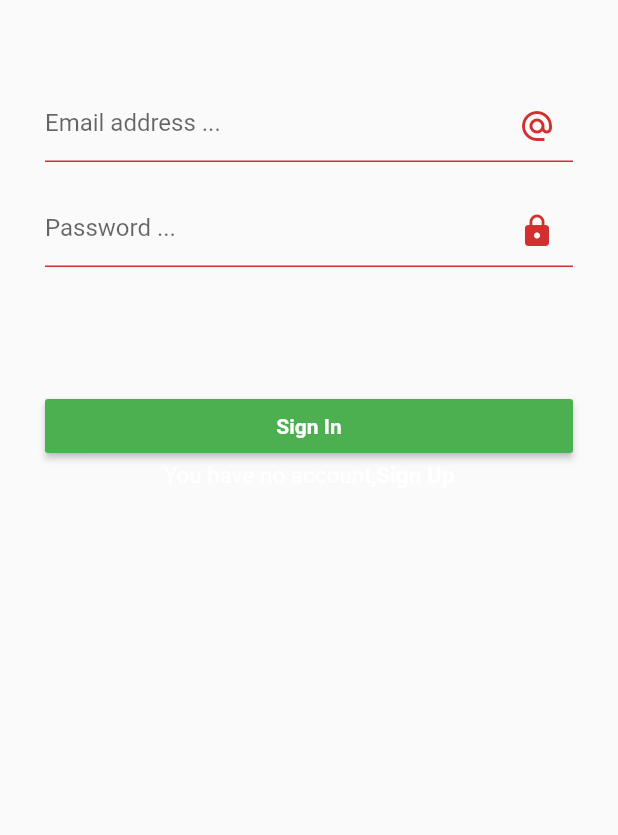
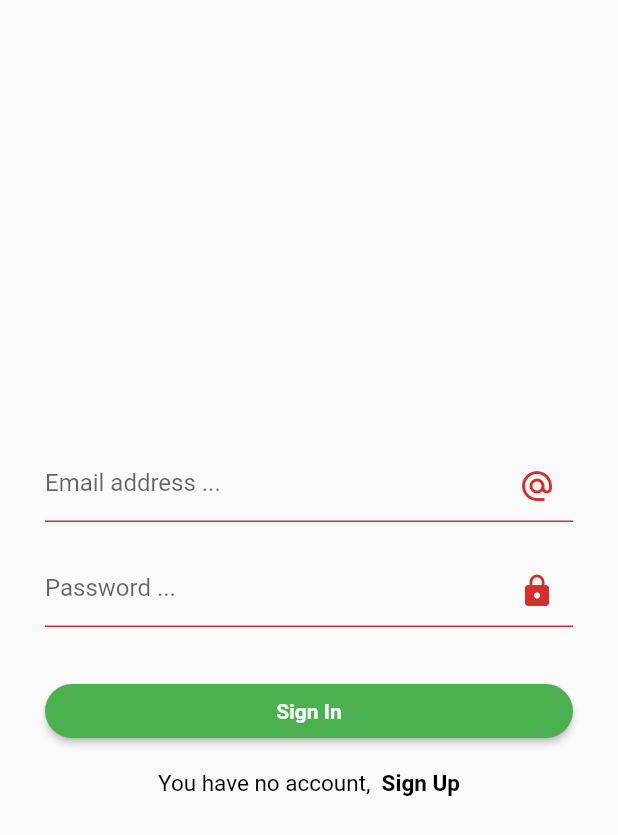
Before and after one commit to Obscure852/todolistapp, a Flutter app: the screen it shows after launch, on a phone screen of 412 x 824 dp. Shown: the top 835 px of the screen. Run offline on Flutter 3.47's test engine with Material 2 defaults, Android fonts, the phone set to English and light mode, and no system bars; our stand-ins replace sqflite; accounts and stored records are empty.

Commit message:
Flutter login template version 1 with Data helpers.

```diff
--- a/lib/pages/Home.dart
+++ b/lib/pages/Home.dart
@@ -25,7 +25,7 @@ class _HomeState extends State<Home> {
         items: [
           BottomNavigationBarItem(
             icon: Icon(Icons.home_work),
-            label: "Home",),
+            label: "Work",),
           BottomNavigationBarItem(
               icon: Icon(Icons.search),
               label: "Search"),
--- a/lib/pages/Login.dart
+++ b/lib/pages/Login.dart
@@ -1,6 +1,7 @@
 import 'package:flutter/gestures.dart';
 import 'package:flutter/material.dart';
 import 'package:image_life/pages/Home.dart';
+import 'package:image_life/pages/Register.dart';
 import 'package:image_life/widgets/CustomButton.dart';
 import 'package:image_life/widgets/InputFormField.dart';
 
@@ -16,14 +17,14 @@ class _LoginState extends State<Login> {
 
   String emailErrorText = "";
   String passwordErrorText = "";
-  bool obscureText = false;
+  bool obscureText = true;
   @override
   Widget build(BuildContext context) {
     return Scaffold(
       body: Container(
         child: SingleChildScrollView(
           child: Container(
-            padding: EdgeInsets.only(right: 30.0, left: 30.0, top: 60.0),
+            padding: EdgeInsets.only(right: 30.0, left: 30.0, top: 300.0),
             child: Column(
               crossAxisAlignment: CrossAxisAlignment.stretch,
               children: [
@@ -62,13 +63,16 @@ class _LoginState extends State<Login> {
                   onClicked: (){
                     Navigator.pushNamed(context, Home.id);
                   },),
+               SizedBox(
+                 height: 15.0,
+               ),
                Center(
                  child: RichText(text: TextSpan(
-                   text: "You have no account,",
-                   style: TextStyle(fontSize: 15,color: Colors.white,),
+                   text: "You have no account, ",
+                   style: TextStyle(fontSize: 15,color: Colors.black,),
                    children: [
-                     TextSpan(text: "Sign Up",style: TextStyle(fontWeight: FontWeight.bold,fontSize: 15,),
-                     recognizer: TapGestureRecognizer() ..onTap =()=> print("")),
+                     TextSpan(text: " Sign Up",style: TextStyle(fontWeight: FontWeight.bold,fontSize: 15,),
+                     recognizer: TapGestureRecognizer() ..onTap =()=> Navigator.pushNamed(context, Register.id)),
                    ]
                  )),
                ),
--- a/lib/widgets/CustomButton.dart
+++ b/lib/widgets/CustomButton.dart
@@ -11,10 +11,12 @@ class CustomButton extends StatelessWidget {
   @override
   Widget build(BuildContext context) {
     return Container(
-      padding: EdgeInsets.only(top: 60.0),
+      padding: EdgeInsets.only(top: 10.0),
       child: Material(
-        borderRadius: BorderRadius.circular(30),
         child: MaterialButton(
+          shape: RoundedRectangleBorder(
+            borderRadius: BorderRadius.circular(30)
+          ),
           child: Text("$buttonText", style: TextStyle(color: textButtonColor, fontWeight: FontWeight.bold),),
           color: buttonColor,
           onPressed: onClicked,
--- a/pubspec.yaml
+++ b/pubspec.yaml
@@ -28,6 +28,8 @@ dependencies:
   # The following adds the Cupertino Icons font to your application.
   # Use with the CupertinoIcons class for iOS style icons.
   cupertino_icons: ^1.0.2
+  sqflite: 1.1.7
+  path_provider: 1.3.0
 
 dev_dependencies:
   flutter_test:
```
Also changed, not shown: lib/Data/Data.dart (added, +7 -0 lines), lib/Model/User.dart (added, +28 -0 lines), lib/pages/Register.dart (+14 -2 lines), pubspec.lock.
